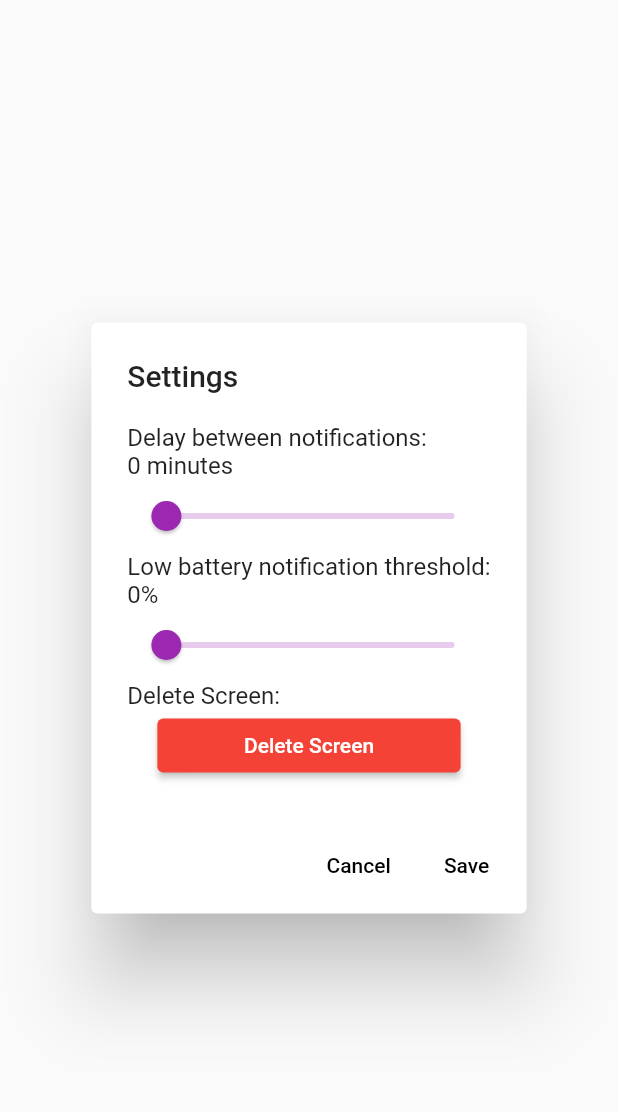
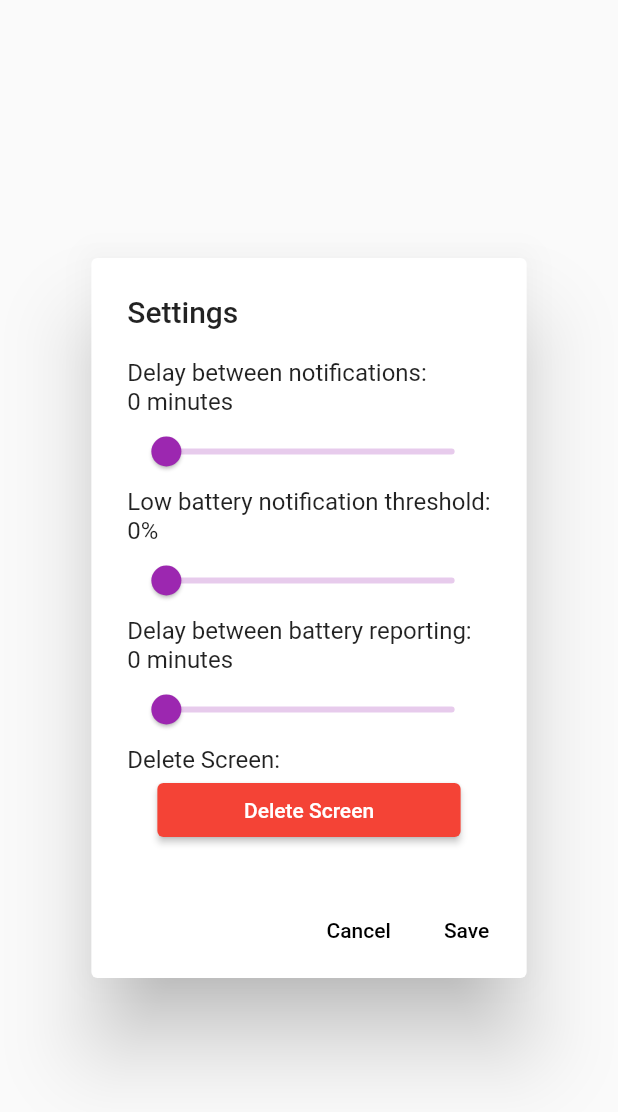
Before and after one commit to kelvin589/diginote, a Flutter app: the ScreenSettingsPopup widget shown alone on an empty page, opened directly with empty values, on a phone screen of 412 x 824 dp. Shown: the top 1112 px of the screen. Run offline on Flutter 3.47's test engine with Material 2 defaults, Android fonts, the phone set to English and light mode, and no system bars; our stand-ins replace auto_size_text, clock, cloud_firestore, firebase_auth, firebase_core, firebase_messaging and 3 more; missing offline and left inert: auto_size_text_field; accounts and stored records are empty.

Commit message:
Add customisation for battery reporting delay

```diff
--- a/lib/core/repositories/firebase_screens_repository.dart
+++ b/lib/core/repositories/firebase_screens_repository.dart
@@ -71,6 +71,7 @@ class FirebaseScreensRepository {
         .set({
           "lowBatteryThreshold": 30,
           "lowBatteryNotificationDelay": 600,
+          "batteryReportingDelay": 600,
         }, SetOptions(merge: true))
         .then((value) => print("Updated screen info"))
         .catchError((onError) => print("Couldn't update screen info"));
--- a/lib/ui/widgets/screen_settings_popup.dart
+++ b/lib/ui/widgets/screen_settings_popup.dart
@@ -25,6 +25,7 @@ class ScreenSettingsPopup extends StatefulWidget {
 class _ScreenSettingsPopupState extends State<ScreenSettingsPopup> {
   late double lowBatteryNotificationDelay;
   late double lowBatteryThreshold;
+  late double batteryReportingDelay;
 
   @override
   void initState() {
@@ -32,6 +33,7 @@ class _ScreenSettingsPopupState extends State<ScreenSettingsPopup> {
     lowBatteryNotificationDelay =
         (widget.screenInfo.lowBatteryNotificationDelay / 60).toDouble();
     lowBatteryThreshold = widget.screenInfo.lowBatteryThreshold.toDouble();
+    batteryReportingDelay = (widget.screenInfo.batteryReportingDelay / 60).toDouble();
   }
 
   @override
@@ -70,6 +72,20 @@ class _ScreenSettingsPopupState extends State<ScreenSettingsPopup> {
               divisions: 60,
               label: "$lowBatteryThreshold",
             ),
+            const Text("Delay between battery reporting:"),
+            Text("${batteryReportingDelay.toInt()} minutes"),
+            Slider(
+              value: batteryReportingDelay,
+              onChanged: (newValue) {
+                setState(() {
+                  batteryReportingDelay = newValue;
+                });
+              },
+              min: 10,
+              max: 60,
+              divisions: 50,
+              label: "$batteryReportingDelay",
+            ),
             const Text("Delete Screen:"),
             _DeleteScreenButton(
                 screenName: widget.screenName, onDelete: widget.onDelete),
@@ -97,6 +113,7 @@ class _ScreenSettingsPopupState extends State<ScreenSettingsPopup> {
     widget.screenInfo.lowBatteryNotificationDelay =
         (lowBatteryNotificationDelay * 60).toInt();
     widget.screenInfo.lowBatteryThreshold = lowBatteryThreshold.toInt();
+    widget.screenInfo.batteryReportingDelay = (batteryReportingDelay * 60).toInt();
     await Provider.of<FirebaseScreenInfoProvider>(context, listen: false)
         .setScreenInfo(widget.screenToken, widget.screenInfo);
   }
```
